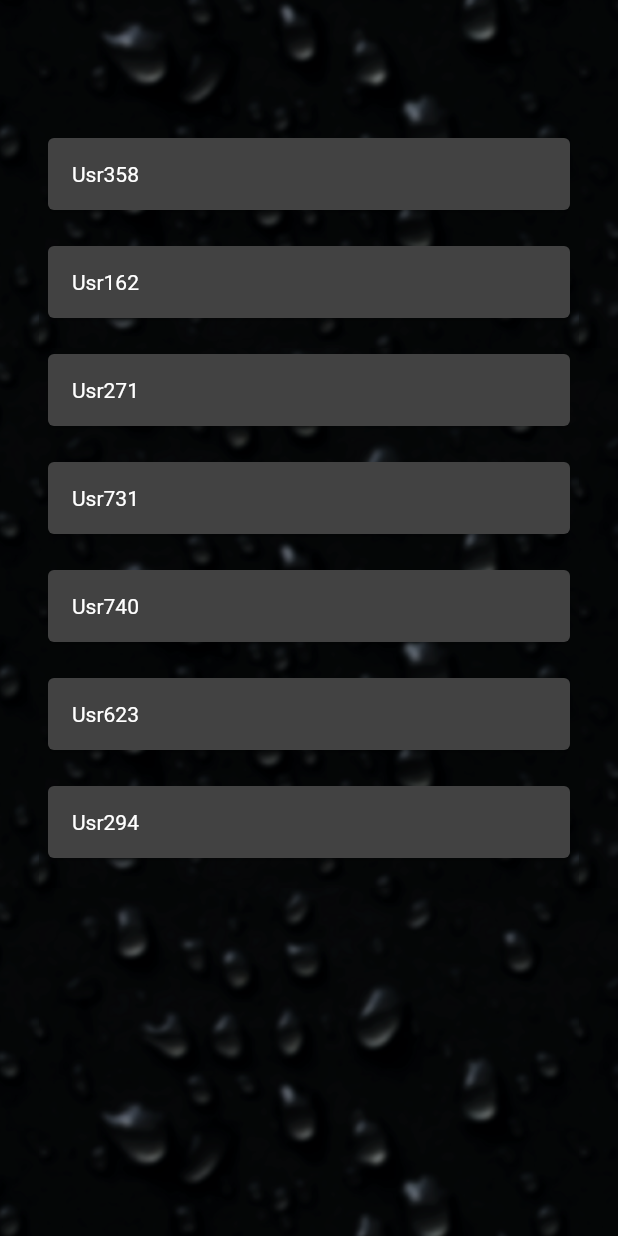
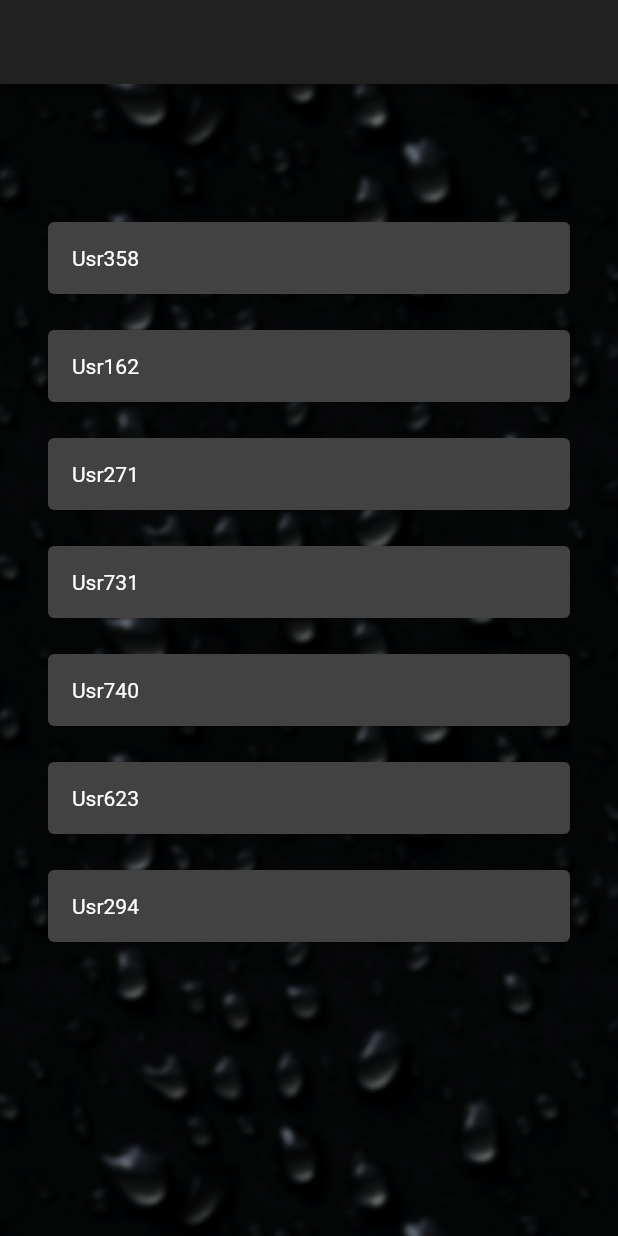
Before and after one commit to just-kile/zapfmaster2k20, a Flutter app: the screen it shows after launch, on a phone screen of 412 x 824 dp. Run offline on Flutter 3.47's test engine with Material 2 defaults, Android fonts, the phone set to English and light mode, and no system bars; our stand-ins replace event_bus, get_it.

Commit message:
Extracted withBackgroundImage builder function

```diff
--- a/lib/ui/screens/overview.dart
+++ b/lib/ui/screens/overview.dart
@@ -6,15 +6,8 @@ class Overview extends StatelessWidget {
   @override
   Widget build(BuildContext context) {
     return Scaffold(
-      body: Container(
-        decoration: BoxDecoration(
-          image: DecorationImage(
-            image: AssetImage("assets/drops.png"),
-//            fit: BoxFit.fitWidth,
-            repeat: ImageRepeat.repeat,
-          ),
-        ),
-        child: Padding(
+      appBar: AppBar(),
+      body: withBackgroundImage(Padding(
         padding: const EdgeInsets.symmetric(horizontal: 20.0),
         child: Column(
           crossAxisAlignment: CrossAxisAlignment.start,
@@ -24,8 +17,20 @@ class Overview extends StatelessWidget {
             BestList()
           ],
         ),
-        ) ,
+      )),
+    );
+  }
+
+  Container withBackgroundImage(Widget child) {
+    return Container(
+      decoration: BoxDecoration(
+        image: DecorationImage(
+          image: AssetImage("assets/drops.png"),
+//            fit: BoxFit.fitWidth,
+          repeat: ImageRepeat.repeat,
         ),
+      ),
+      child: child,
     );
   }
 }
```
Lines whose indentation alone changed are shown as unchanged.
